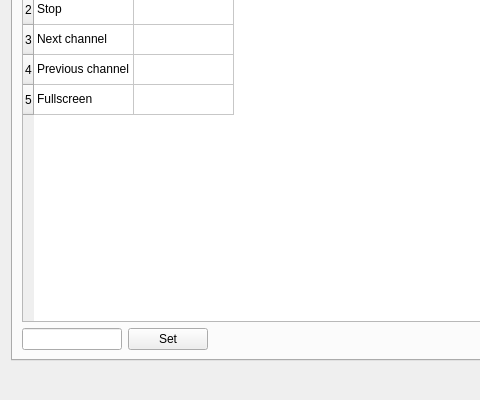
ntadej/tano, file ui/EditSettings.ui: the form before one commit; both pictures show x 0 to 480 and y 100 to 500 of the 700 by 500 pixel window.
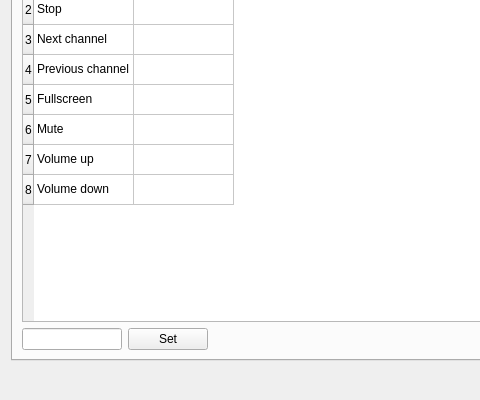
The form after the commit. The open tabs and pages were chosen to show the change. Icons and pictures are not drawn. Custom widgets are drawn as their Qt base class.

Commit message: Volume controls

The edit to the form file:
```diff
--- a/ui/EditSettings.ui
+++ b/ui/EditSettings.ui
@@ -159,6 +159,9 @@
          <row/>
          <row/>
          <row/>
+         <row/>
+         <row/>
+         <row/>
          <column>
           <property name="text" >
            <string>Action</string>
@@ -219,6 +222,36 @@
            <string> </string>
           </property>
          </item>
+         <item row="5" column="0" >
+          <property name="text" >
+           <string>Mute</string>
+          </property>
+         </item>
+         <item row="5" column="1" >
+          <property name="text" >
+           <string> </string>
+          </property>
+         </item>
+         <item row="6" column="0" >
+          <property name="text" >
+           <string>Volume up</string>
+          </property>
+         </item>
+         <item row="6" column="1" >
+          <property name="text" >
+           <string> </string>
+          </property>
+         </item>
+         <item row="7" column="0" >
+          <property name="text" >
+           <string>Volume down</string>
+          </property>
+         </item>
+         <item row="7" column="1" >
+          <property name="text" >
+           <string> </string>
+          </property>
+         </item>
         </widget>
        </item>
        <item>
```
The commit also changes 11 other files.
